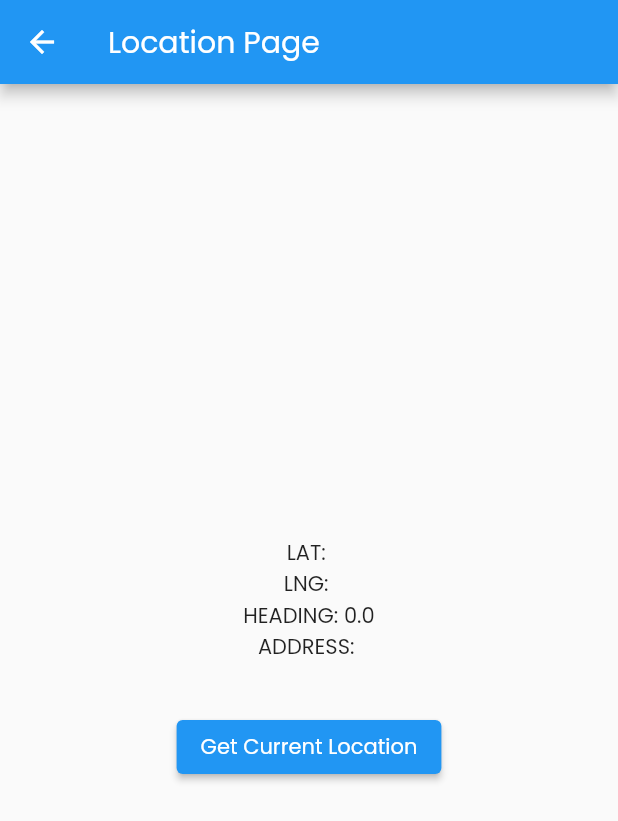
After one commit to coupcode/amarp, a Flutter app: the LocationsPage screen opened directly, after a tap on "Get Current Location", on a phone screen of 412 x 824 dp. The commit adds this screen. Shown: the top 821 px of the screen. Run offline on Flutter 3.47's test engine with Material 2 defaults, Android fonts, the phone set to English and light mode, and no system bars; our stand-ins replace camera, flutter_easyloading, geocoding, geolocator, get, shimmer.

```diff
--- a/lib/screens/buildings.dart
+++ b/lib/screens/buildings.dart
@@ -1,6 +1,6 @@
 import 'package:amarp/constants.dart';
 import 'package:amarp/screens/camera.dart';
-import 'package:amarp/widgets/goback_btn.dart';
+import 'package:amarp/screens/locations.dart';
 import 'package:amarp/widgets/shimmer_results_list.dart';
 import 'package:flutter/material.dart';
 import 'package:get/get.dart';
@@ -163,13 +163,16 @@ class _BuildingsScreenState extends State<BuildingsScreen> {
                                           borderRadius: BorderRadius.only(
                                               topLeft: Radius.circular(15),
                                               topRight: Radius.circular(15))),
-                                      height: 110,
+                                      height: 120,
                                       child: Padding(
                                         padding: const EdgeInsets.all(8.0),
                                         child: Column(children: [
                                           TextButton(onPressed: (){
                                             Get.to(()=> CameraScreen());
-                                          }, child: Text("Open Camera"))
+                                          }, child: Text("Open Camera")),
+                                          TextButton(onPressed: (){
+                                            Get.to(()=> LocationsPage());
+                                          }, child: Text("Locations Page"))
                                         ]),
                                       ),
                                     ));
--- /dev/null
+++ b/lib/screens/locations.dart
@@ -0,0 +1,137 @@
+
+import 'dart:async';
+
+import 'package:flutter/material.dart';
+import 'package:geocoding/geocoding.dart';
+import 'package:geolocator/geolocator.dart';
+
+class LocationsPage extends StatefulWidget {
+  const LocationsPage({Key? key}) : super(key: key);
+
+  @override
+  State<LocationsPage> createState() => _LocationsPageState();
+}
+
+class _LocationsPageState extends State<LocationsPage> {
+  String? _currentAddress;
+  Position? _currentPosition;
+  double _currentHeading = 0.00;
+
+  // Stream user location and heading in degree clockwise to magnetic north
+  StreamSubscription<Position>? positionStream;
+
+  @override
+  void initState() {
+    startListening();
+    super.initState();
+  }
+
+  @override
+  void dispose() {
+    // Dispose controller
+    positionStream?.cancel();
+    super.dispose();
+  }
+
+  final LocationSettings locationSettings = LocationSettings(
+    accuracy: LocationAccuracy.bestForNavigation,
+   distanceFilter: 10 // chanage in distance in meters before update
+  );
+
+void startListening(){
+  positionStream = Geolocator.getPositionStream(
+    locationSettings: locationSettings
+    ).listen((Position position) {
+    if (position == null) {
+      return;
+    }
+    if (position.heading != null) {
+      setState(() {
+        _currentHeading = position.heading;
+      });
+    }
+  });
+}
+
+
+  Future<bool> _handleLocationPermission() async {
+    bool serviceEnabled;
+    LocationPermission permission;
+
+    serviceEnabled = await Geolocator.isLocationServiceEnabled();
+    if (!serviceEnabled) {
+      ScaffoldMessenger.of(context).showSnackBar(const SnackBar(
+          content: Text(
+              'Location services are disabled. Please enable the services')));
+      return false;
+    }
+    permission = await Geolocator.checkPermission();
+    if (permission == LocationPermission.denied) {
+      permission = await Geolocator.requestPermission();
+      if (permission == LocationPermission.denied) {
+        ScaffoldMessenger.of(context).showSnackBar(
+            const SnackBar(content: Text('Location permissions are denied')));
+        return false;
+      }
+    }
+    if (permission == LocationPermission.deniedForever) {
+      ScaffoldMessenger.of(context).showSnackBar(const SnackBar(
+          content: Text(
+              'Location permissions are permanently denied, we cannot request permissions.')));
+      return false;
+    }
+    return true;
+  }
+
+  Future<void> _getCurrentPosition() async {
+    final hasPermission = await _handleLocationPermission();
+
+    if (!hasPermission) return;
+    await Geolocator.getCurrentPosition(desiredAccuracy: LocationAccuracy.best)
+        .then((Position position) {
+      setState(() => _currentPosition = position);
+      _getAddressFromLatLng(_currentPosition!);
+    }).catchError((e) {
+      debugPrint(e);
+    });
+  }
+
+  Future<void> _getAddressFromLatLng(Position position) async {
+    await placemarkFromCoordinates(
+            _currentPosition!.latitude, _currentPosition!.longitude)
+        .then((List<Placemark> placemarks) {
+      Placemark place = placemarks[0];
+      setState(() {
+        _currentAddress =
+            '${place.street}, ${place.subLocality}, ${place.subAdministrativeArea}, ${place.postalCode}';
+      });
+    }).catchError((e) {
+      debugPrint(e);
+    });
+  }
+
+  @override
+  Widget build(BuildContext context) {
+    return Scaffold(
+      appBar: AppBar(title: const Text("Location Page")),
+      body: SafeArea(
+        child: Center(
+          child: Column(
+            mainAxisAlignment: MainAxisAlignment.center,
+            children: [
+              Text('LAT: ${_currentPosition?.latitude ?? ""}'),
+              Text('LNG: ${_currentPosition?.longitude ?? ""}'),
+              Text('HEADING: ${_currentHeading}'),
+              Text('ADDRESS: ${_currentAddress ?? ""}'),
+              const SizedBox(height: 32),
+              ElevatedButton(
+                onPressed: _getCurrentPosition,
+                child: const Text("Get Current Location"),
+              )
+            ],
+          ),
+        ),
+      ),
+    );
+  }
+}
--- a/pubspec.yaml
+++ b/pubspec.yaml
@@ -18,6 +18,8 @@ dependencies:
   flutter_easyloading: ^3.0.5
   camera: ^0.10.1
   shimmer: ^2.0.0
+  geolocator: ^8.2.0
+  geocoding: ^2.0.4
 
 dev_dependencies:
   flutter_test:
```
Also changed, not shown: lib/controller/location.dart (added, +49 -0 lines), lib/screens/camera.dart (+107 -23 lines), lib/screens/location.dart (added, +47 -0 lines), pubspec.lock, 6 other files.
